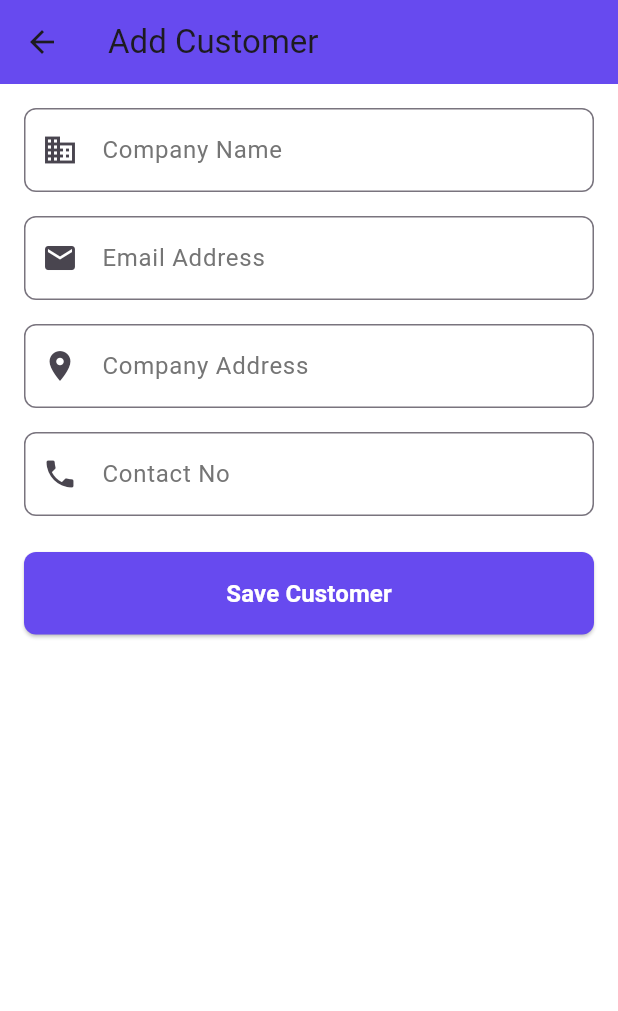
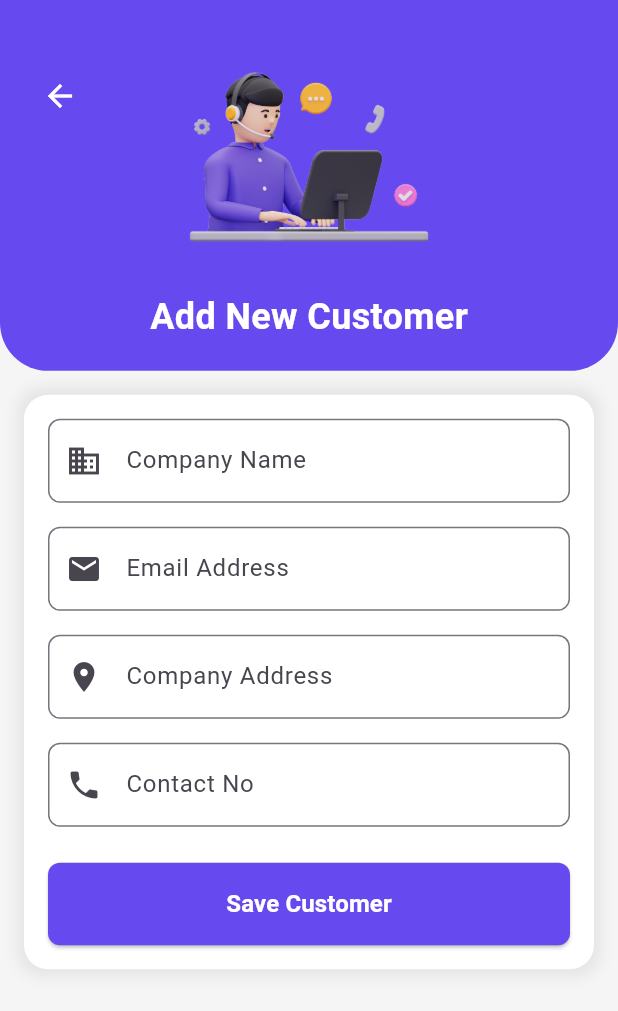
Before and after one commit to nipuni-udari/FlutterApp_01, a Flutter app: the AddCustomerModal screen opened directly, on a phone screen of 412 x 824 dp. Shown: the top 1011 px of the screen. Run offline on Flutter 3.47's test engine with Material 3 defaults, Android fonts, the phone set to English and light mode, and no system bars; our stand-ins replace animate_do, pinput.

Commit message:
add alerts for customer adding

```diff
--- a/lib/screens/Inquries/components/add_customer_modal.dart
+++ b/lib/screens/Inquries/components/add_customer_modal.dart
@@ -1,7 +1,6 @@
 import 'package:flutter/material.dart';
 import 'package:http/http.dart' as http;
 import 'dart:convert';
-import 'package:animate_do/animate_do.dart';
 
 class AddCustomerModal extends StatefulWidget {
   const AddCustomerModal({Key? key}) : super(key: key);
@@ -22,7 +21,7 @@ class _AddCustomerModalState extends State<AddCustomerModal> {
   // Email validation
   bool isValidEmail(String email) {
     final emailRegex =
-        RegExp(r'^[a-zA-Z0-9._%-]+@[a-zA-Z0-9.-]+\.[a-zA-Z]{2,4}$');
+        RegExp(r'^[a-zA-Z0-9._%-]+@[a-zA-Z0-9.-]+\.[a-zA-Z]{2,}$');
     return emailRegex.hasMatch(email);
   }
 
@@ -83,10 +82,23 @@ class _AddCustomerModalState extends State<AddCustomerModal> {
       if (response.statusCode == 200) {
         final responseData = json.decode(response.body);
         if (responseData['success'] == true) {
-          ScaffoldMessenger.of(context).showSnackBar(
-            const SnackBar(content: Text('Customer added successfully!')),
+          showDialog(
+            context: context,
+            builder: (context) => AlertDialog(
+              title: const Text('Success'),
+              content: const Text('Customer added successfully!'),
+              actions: [
+                TextButton(
+                  onPressed: () {
+                    Navigator.of(context).pop(); // Close the dialog
+                    Navigator.of(context)
+                        .pop(); // Return to the previous screen
+                  },
+                  child: const Text('OK'),
+                ),
+              ],
+            ),
           );
-          Navigator.of(context).pop();
         } else {
           ScaffoldMessenger.of(context).showSnackBar(
             SnackBar(
@@ -112,76 +124,123 @@ class _AddCustomerModalState extends State<AddCustomerModal> {
 
   @override
   Widget build(BuildContext context) {
+    final size = MediaQuery.of(context).size;
+
     return Scaffold(
-      appBar: AppBar(
-        title: const Text('Add Customer'),
-        backgroundColor: const Color(0xFF674AEF),
-        elevation: 0,
+      backgroundColor: const Color(0xFFF5F5F5),
+      body: SingleChildScrollView(
+        child: Column(
+          crossAxisAlignment: CrossAxisAlignment.start,
+          children: [
+            // Header with Back Button
+            Stack(
+              children: [
+                Container(
+                  height: size.height * 0.3,
+                  decoration: const BoxDecoration(
+                    color: Color(0xFF674AEF),
+                    borderRadius: BorderRadius.only(
+                      bottomLeft: Radius.circular(32),
+                      bottomRight: Radius.circular(32),
                     ),
-      body: FadeIn(
-        duration: const Duration(milliseconds: 500),
-        child: SingleChildScrollView(
+                  ),
+                  child: Center(
+                    child: Column(
+                      mainAxisAlignment: MainAxisAlignment.center,
+                      children: [
+                        Image.asset(
+                          'assets/images/customer.png',
+                          width: size.width * 0.5,
+                          height: size.height * 0.2,
+                          fit: BoxFit.contain,
+                        ),
+                        const SizedBox(height: 10),
+                        const Text(
+                          'Add New Customer',
+                          style: TextStyle(
+                            color: Colors.white,
+                            fontSize: 24,
+                            fontWeight: FontWeight.bold,
+                          ),
+                        ),
+                      ],
+                    ),
+                  ),
+                ),
+                Positioned(
+                  top: 40,
+                  left: 16,
+                  child: IconButton(
+                    icon: const Icon(Icons.arrow_back, color: Colors.white),
+                    onPressed: () {
+                      Navigator.of(context).pop();
+                    },
+                  ),
+                ),
+              ],
+            ),
+
+            // Form Section
+            Padding(
+              padding: const EdgeInsets.all(16.0),
+              child: Container(
+                decoration: BoxDecoration(
+                  color: Colors.white,
+                  borderRadius: BorderRadius.circular(16),
+                  boxShadow: [
+                    BoxShadow(
+                      color: Colors.grey.withOpacity(0.2),
+                      blurRadius: 8,
+                      spreadRadius: 4,
+                    ),
+                  ],
+                ),
+                child: Padding(
                   padding: const EdgeInsets.all(16.0),
                   child: Column(
                     crossAxisAlignment: CrossAxisAlignment.start,
                     children: [
-              SlideInLeft(
-                duration: const Duration(milliseconds: 400),
-                child: TextField(
+                      TextField(
                         controller: companyNameController,
                         decoration: InputDecoration(
                           labelText: 'Company Name',
                           prefixIcon: const Icon(Icons.business),
-                    labelStyle: TextStyle(color: Colors.grey.shade600),
                           border: OutlineInputBorder(
                             borderRadius: BorderRadius.circular(8.0),
                           ),
                         ),
                       ),
-              ),
                       const SizedBox(height: 16),
-              SlideInRight(
-                duration: const Duration(milliseconds: 400),
-                child: TextField(
+                      TextField(
                         controller: emailController,
                         decoration: InputDecoration(
                           labelText: 'Email Address',
                           prefixIcon: const Icon(Icons.email),
-                    labelStyle: TextStyle(color: Colors.grey.shade600),
                           border: OutlineInputBorder(
                             borderRadius: BorderRadius.circular(8.0),
                           ),
                         ),
                       ),
-              ),
                       const SizedBox(height: 16),
-              SlideInLeft(
-                duration: const Duration(milliseconds: 400),
-                child: TextField(
+                      TextField(
                         controller: companyAddressController,
                         decoration: InputDecoration(
                           labelText: 'Company Address',
                           prefixIcon: const Icon(Icons.location_on),
-                    labelStyle: TextStyle(color: Colors.grey.shade600),
                           border: OutlineInputBorder(
                             borderRadius: BorderRadius.circular(8.0),
                           ),
                         ),
                       ),
-              ),
                       const SizedBox(height: 16),
-              SlideInRight(
-                duration: const Duration(milliseconds: 400),
-                child: TextField(
+                      TextField(
                         controller: contactNoController,
                         keyboardType: TextInputType.phone,
                         decoration: InputDecoration(
                           labelText: 'Contact No',
                           prefixIcon: const Icon(Icons.phone),
-                    labelStyle: TextStyle(color: Colors.grey.shade600),
                           border: OutlineInputBorder(
                             borderRadius: BorderRadius.circular(8.0),
-                    ),
                           ),
                         ),
                       ),
@@ -198,21 +257,13 @@ class _AddCustomerModalState extends State<AddCustomerModal> {
                             ),
                           ),
                           child: isLoading
-                      ? Row(
-                          mainAxisAlignment: MainAxisAlignment.center,
-                          children: [
-                            FadeIn(
-                              duration: const Duration(milliseconds: 500),
-                              child: const Text(
+                              ? const Text(
                                   'Saving...',
                                   style: TextStyle(
                                     color: Colors.white,
                                     fontSize: 16.0,
                                     fontWeight: FontWeight.bold,
                                   ),
-                              ),
-                            ),
-                          ],
                                 )
                               : const Text(
                                   'Save Customer',
@@ -228,6 +279,10 @@ class _AddCustomerModalState extends State<AddCustomerModal> {
                   ),
                 ),
               ),
+            ),
+          ],
+        ),
+      ),
     );
   }
 }
--- a/lib/screens/Inquries/components/add_inquiry_modal.dart
+++ b/lib/screens/Inquries/components/add_inquiry_modal.dart
@@ -264,7 +264,7 @@ class _AddInquiryModalState extends State<AddInquiryModal> {
                             showDialog(
                               context: context,
                               builder: (BuildContext context) {
-                                return const AddCustomerModal();
+                                return AddCustomerModal();
                               },
                             );
                           },
--- a/pubspec.yaml
+++ b/pubspec.yaml
@@ -90,6 +90,7 @@ flutter:
     - assets/images/vector.png
     - assets/images/Image Banner 2.jpg
     - assets/images/Image Banner 3.jpeg
+    - assets/images/customer.png
 
 
 
```
Also changed, not shown: lib/screens/Inquries/components/design_course_app_theme.dart (added, +84 -0 lines), assets/images/customer.png (added). Lines whose indentation alone changed are shown as unchanged.
